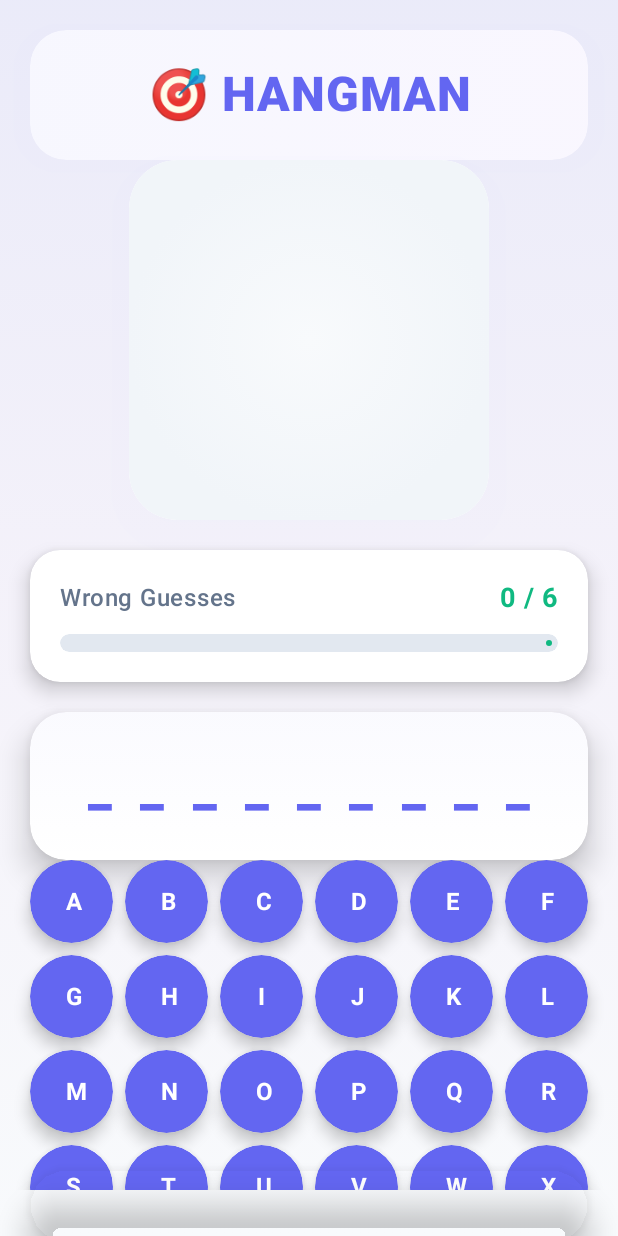
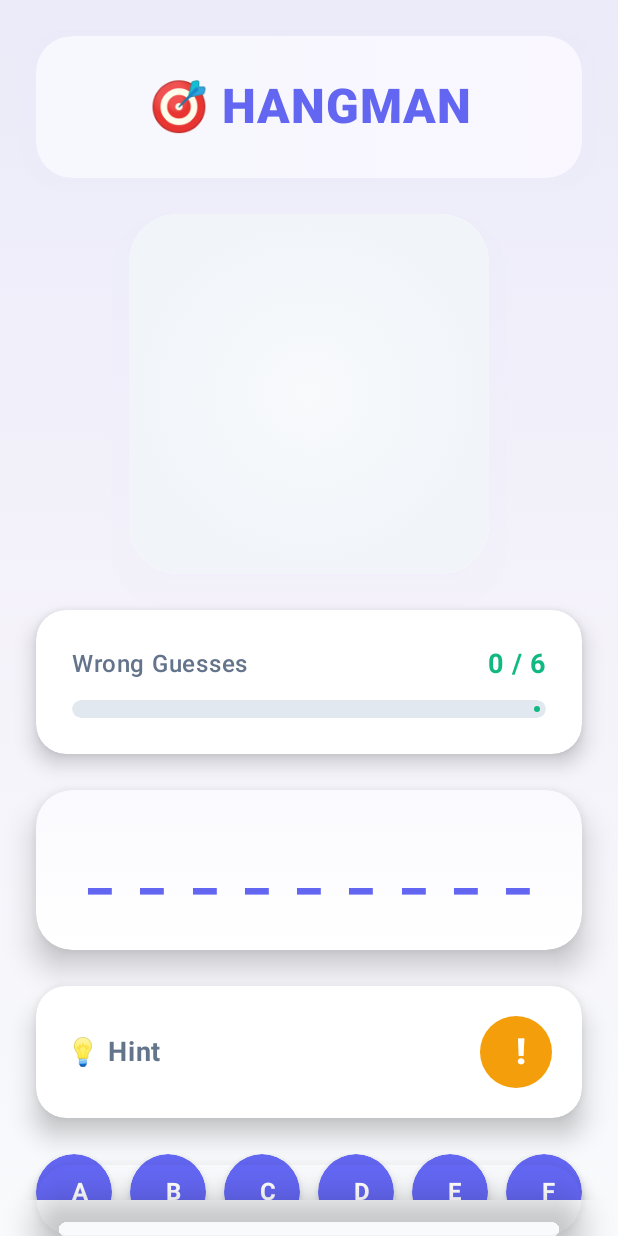
Before and after one commit to thamaravp/hangmangame, an Android app built with Jetpack Compose: the screen it shows after launch (MainActivity), on a phone screen of 412 x 824 dp. Run offline under Robolectric (Android 15) with nearby library versions, the light colour scheme and no system bars.

Commit message:
made a hint button

```diff
--- a/app/src/main/java/com/example/hangmangame/MainActivity.kt
+++ b/app/src/main/java/com/example/hangmangame/MainActivity.kt
@@ -65,18 +65,37 @@ fun ModernHangmanTheme(content: @Composable () -> Unit) {
 @OptIn(ExperimentalMaterial3Api::class)
 @Composable
 fun HangmanGame() {
-    // Game Data
-    val words = listOf(
-        "ANDROID", "KOTLIN", "COMPOSE", "MOBILE", "DEVELOPMENT",
-        "PROGRAMMING", "COMPUTER", "TECHNOLOGY", "SOFTWARE", "CODING",
-        "JETPACK", "GOOGLE", "STUDIO", "APPLICATION", "FRAMEWORK",
-        "DESIGN", "INTERFACE", "CREATIVE", "INNOVATION", "DIGITAL"
+    // Game Data with hints
+    val wordsWithHints = mapOf(
+        "ANDROID" to "Google's mobile operating system",
+        "KOTLIN" to "Modern programming language for Android",
+        "COMPOSE" to "Android's modern UI toolkit",
+        "MOBILE" to "Portable electronic device",
+        "DEVELOPMENT" to "Process of creating software",
+        "PROGRAMMING" to "Writing computer code",
+        "COMPUTER" to "Electronic device for processing data",
+        "TECHNOLOGY" to "Application of scientific knowledge",
+        "SOFTWARE" to "Computer programs and applications",
+        "CODING" to "Writing instructions for computers",
+        "JETPACK" to "Android development components",
+        "GOOGLE" to "Tech company that created Android",
+        "STUDIO" to "IDE for Android development",
+        "APPLICATION" to "Software program for users",
+        "FRAMEWORK" to "Structure for building software",
+        "DESIGN" to "Planning the appearance and function",
+        "INTERFACE" to "Point of interaction between systems",
+        "CREATIVE" to "Using imagination and original ideas",
+        "INNOVATION" to "Introduction of new ideas or methods",
+        "DIGITAL" to "Relating to computer technology"
     )
 
     // Game State
-    var currentWord by remember { mutableStateOf(words.random()) }
+    var currentWordEntry by remember { mutableStateOf(wordsWithHints.entries.random()) }
+    var currentWord by remember { mutableStateOf(currentWordEntry.key) }
+    var currentHint by remember { mutableStateOf(currentWordEntry.value) }
     var guessedLetters by remember { mutableStateOf(setOf<Char>()) }
     var wrongGuesses by remember { mutableStateOf(0) }
+    var hintShown by remember { mutableStateOf(false) }
     val maxWrongGuesses = 6
 
     // Game Logic
@@ -85,9 +104,12 @@ fun HangmanGame() {
     val gameOver = gameWon || gameLost
 
     fun resetGame() {
-        currentWord = words.random()
+        currentWordEntry = wordsWithHints.entries.random()
+        currentWord = currentWordEntry.key
+        currentHint = currentWordEntry.value
         guessedLetters = setOf()
         wrongGuesses = 0
+        hintShown = false
     }
 
     fun makeGuess(letter: Char) {
@@ -97,6 +119,10 @@ fun HangmanGame() {
                 wrongGuesses++
             }
         }
+    }
+
+    fun showHint() {
+        hintShown = true
     }
 
     // Modern gradient background
@@ -117,9 +143,9 @@ fun HangmanGame() {
         Column(
             modifier = Modifier
                 .fillMaxSize()
-                .padding(20.dp),
+                .padding(24.dp),
             horizontalAlignment = Alignment.CenterHorizontally,
-            verticalArrangement = Arrangement.SpaceBetween
+            verticalArrangement = Arrangement.spacedBy(24.dp)
         ) {
             // Header Section
             ModernGameHeader()
@@ -127,7 +153,7 @@ fun HangmanGame() {
             // Game Content
             Column(
                 horizontalAlignment = Alignment.CenterHorizontally,
-                verticalArrangement = Arrangement.spacedBy(20.dp)
+                verticalArrangement = Arrangement.spacedBy(24.dp)
             ) {
                 // Hangman Drawing Card
                 ModernHangmanDrawingCard(wrongGuesses = wrongGuesses)
@@ -142,6 +168,14 @@ fun HangmanGame() {
                 ModernWordDisplayCard(
                     currentWord = currentWord,
                     guessedLetters = guessedLetters
+                )
+
+                // Hint Section
+                ModernHintSection(
+                    hint = currentHint,
+                    hintShown = hintShown,
+                    onShowHint = { showHint() },
+                    gameOver = gameOver
                 )
 
                 // Game Status
@@ -213,7 +247,7 @@ fun ModernGameHeader() {
                 textAlign = TextAlign.Center,
                 modifier = Modifier
                     .fillMaxWidth()
-                    .padding(24.dp)
+                    .padding(28.dp)
             )
         }
     }
@@ -270,8 +304,9 @@ fun ModernGameProgressIndicator(wrongGuesses: Int, maxWrongGuesses: Int) {
         shape = RoundedCornerShape(20.dp)
     ) {
         Column(
-            modifier = Modifier.padding(20.dp),
-            horizontalAlignment = Alignment.CenterHorizontally
+            modifier = Modifier.padding(24.dp),
+            horizontalAlignment = Alignment.CenterHorizontally,
+            verticalArrangement = Arrangement.spacedBy(12.dp)
         ) {
             Row(
                 modifier = Modifier.fillMaxWidth(),
@@ -295,8 +330,6 @@ fun ModernGameProgressIndicator(wrongGuesses: Int, maxWrongGuesses: Int) {
                     }
                 )
             }
-
-            Spacer(modifier = Modifier.height(12.dp))
 
             LinearProgressIndicator(
                 progress = { wrongGuesses.toFloat() / maxWrongGuesses },
@@ -348,8 +381,87 @@ fun ModernWordDisplayCard(currentWord: String, guessedLetters: Set<Char>) {
                 color = Color(0xFF6366F1),
                 modifier = Modifier
                     .fillMaxWidth()
-                    .padding(28.dp)
+                    .padding(32.dp)
             )
+        }
+    }
+}
+
+@Composable
+fun ModernHintSection(
+    hint: String,
+    hintShown: Boolean,
+    onShowHint: () -> Unit,
+    gameOver: Boolean
+) {
+    Card(
+        modifier = Modifier
+            .fillMaxWidth()
+            .shadow(10.dp, RoundedCornerShape(20.dp)),
+        colors = CardDefaults.cardColors(
+            containerColor = Color.White
+        ),
+        shape = RoundedCornerShape(20.dp)
+    ) {
+        Column(
+            modifier = Modifier.padding(20.dp),
+            horizontalAlignment = Alignment.CenterHorizontally,
+            verticalArrangement = Arrangement.spacedBy(16.dp)
+        ) {
+            Row(
+                modifier = Modifier.fillMaxWidth(),
+                horizontalArrangement = Arrangement.SpaceBetween,
+                verticalAlignment = Alignment.CenterVertically
+            ) {
+                Text(
+                    text = "💡 Hint",
+                    fontSize = 18.sp,
+                    fontWeight = FontWeight.Bold,
+                    color = Color(0xFF64748B)
+                )
+
+                Button(
+                    onClick = onShowHint,
+                    enabled = !hintShown && !gameOver,
+                    colors = ButtonDefaults.buttonColors(
+                        containerColor = Color(0xFFF59E0B),
+                        disabledContainerColor = Color(0xFF94A3B8)
+                    ),
+                    shape = CircleShape,
+                    modifier = Modifier.size(48.dp)
+                ) {
+                    Text(
+                        text = "!",
+                        fontSize = 24.sp,
+                        fontWeight = FontWeight.ExtraBold,
+                        color = Color.White
+                    )
+                }
+            }
+
+            AnimatedVisibility(
+                visible = hintShown,
+                enter = slideInVertically() + fadeIn(),
+                exit = slideOutVertically() + fadeOut()
+            ) {
+                Card(
+                    colors = CardDefaults.cardColors(
+                        containerColor = Color(0xFFF59E0B).copy(alpha = 0.1f)
+                    ),
+                    shape = RoundedCornerShape(16.dp)
+                ) {
+                    Text(
+                        text = hint,
+                        fontSize = 16.sp,
+                        fontWeight = FontWeight.Medium,
+                        color = Color(0xFF92400E),
+                        textAlign = TextAlign.Center,
+                        modifier = Modifier
+                            .fillMaxWidth()
+                            .padding(16.dp)
+                    )
+                }
+            }
         }
     }
 }
@@ -381,8 +493,9 @@ fun ModernGameStatusCard(gameWon: Boolean, currentWord: String) {
                 )
         ) {
             Column(
-                modifier = Modifier.padding(24.dp),
-                horizontalAlignment = Alignment.CenterHorizontally
+                modifier = Modifier.padding(28.dp),
+                horizontalAlignment = Alignment.CenterHorizontally,
+                verticalArrangement = Arrangement.spacedBy(12.dp)
             ) {
                 Text(
                     text = if (gameWon) "🎉 VICTORY! 🎉" else "💀 GAME OVER 💀",
@@ -392,7 +505,6 @@ fun ModernGameStatusCard(gameWon: Boolean, currentWord: String) {
                     textAlign = TextAlign.Center
                 )
                 if (!gameWon) {
-                    Spacer(modifier = Modifier.height(8.dp))
                     Text(
                         text = "The word was: $currentWord",
                         fontSize = 18.sp,
@@ -414,14 +526,13 @@ fun ModernAlphabetGrid(
 ) {
     LazyVerticalGrid(
         columns = GridCells.Fixed(6),
-        horizontalArrangement = Arrangement.spacedBy(8.dp),
-        verticalArrangement = Arrangement.spacedBy(8.dp),
-        modifier = Modifier.height(220.dp)
+        horizontalArrangement = Arrangement.spacedBy(12.dp),
+        verticalArrangement = Arrangement.spacedBy(12.dp),
+        modifier = Modifier.height(240.dp)
     ) {
         items(('A'..'Z').toList()) { letter ->
             val isGuessed = letter in guessedLetters
             val isCorrect = letter in currentWord
-
             Button(
                 onClick = { onLetterClick(letter) },
                 enabled = !isGuessed && !gameOver,
@@ -480,7 +591,6 @@ fun ModernNewGameButton(onClick: () -> Unit) {
 
 fun DrawScope.drawModernHangman(wrongGuesses: Int) {
     val strokeWidth = 8.dp.toPx()
-
     // Modern gallows with gradient effect
     val gallowsColor = Color(0xFF64748B)
 
@@ -540,7 +650,6 @@ fun DrawScope.drawModernHangman(wrongGuesses: Int) {
             center = Offset(140.dp.toPx(), 70.dp.toPx()),
             style = androidx.compose.ui.graphics.drawscope.Stroke(width = figureStroke)
         )
-
         // Eyes
         drawCircle(
             color = Color(0xFF6366F1),
@@ -552,7 +661,6 @@ fun DrawScope.drawModernHangman(wrongGuesses: Int) {
             radius = 3.dp.toPx(),
             center = Offset(145.dp.toPx(), 67.dp.toPx())
         )
-
         // Sad mouth
         drawLine(
             color = Color(0xFFEF4444),
@@ -573,7 +681,6 @@ fun DrawScope.drawModernHangman(wrongGuesses: Int) {
             strokeWidth = figureStroke,
             cap = StrokeCap.Round
         )
-
         // Left arm
         drawLine(
             color = Color(0xFF8B5CF6),
@@ -582,7 +689,6 @@ fun DrawScope.drawModernHangman(wrongGuesses: Int) {
             strokeWidth = figureStroke,
             cap = StrokeCap.Round
         )
-
         // Right arm
         drawLine(
             color = Color(0xFF8B5CF6),
@@ -591,7 +697,6 @@ fun DrawScope.drawModernHangman(wrongGuesses: Int) {
             strokeWidth = figureStroke,
             cap = StrokeCap.Round
         )
-
         // Left leg
         drawLine(
             color = Color(0xFF06B6D4),
@@ -600,7 +705,6 @@ fun DrawScope.drawModernHangman(wrongGuesses: Int) {
             strokeWidth = figureStroke,
             cap = StrokeCap.Round
         )
-
         // Right leg
         drawLine(
             color = Color(0xFF06B6D4),
```
